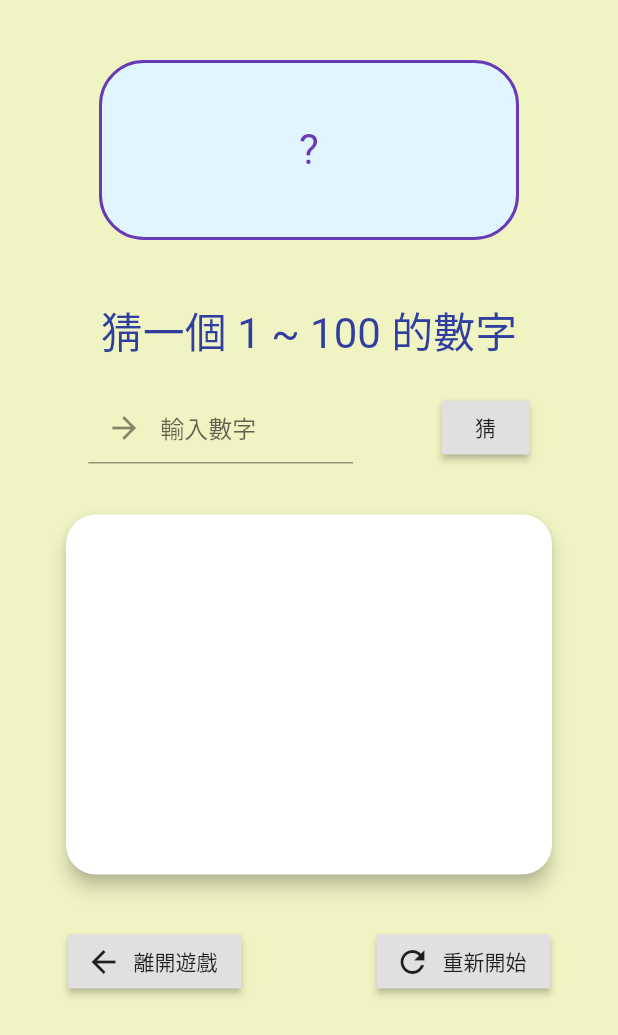
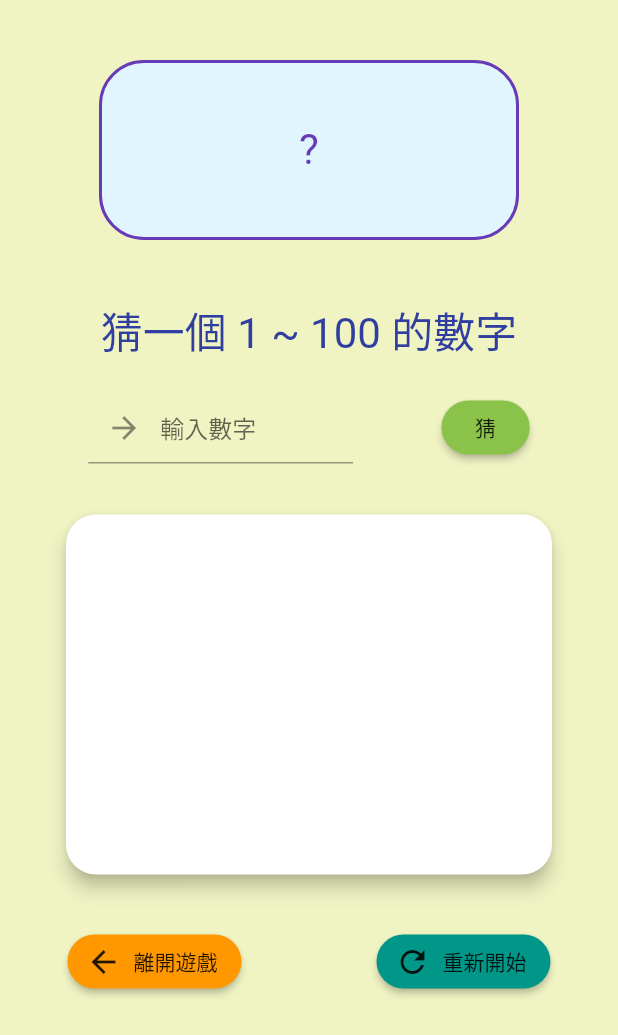
Before and after one commit to ricky9667/Flutter-Guess-Number, a Flutter app: the Game screen opened by its route, on a phone screen of 412 x 824 dp. Shown: the top 1035 px of the screen. Run offline on Flutter 3.47's test engine with Material 2 defaults, Android fonts, the phone set to English and light mode, and no system bars.

Commit message:
Add design to all buttons

```diff
--- a/lib/pages/about_page.dart
+++ b/lib/pages/about_page.dart
@@ -83,6 +83,10 @@ class About extends StatelessWidget {
               RaisedButton.icon(
                 icon: Icon(Icons.arrow_back),
                 label: Text('離開'),
+                color: Colors.orange,
+                shape: RoundedRectangleBorder(
+                  borderRadius: BorderRadius.circular(20.0),
+                ),
                 onPressed: () {
                   Navigator.pop(context);
                 },
--- a/lib/pages/game_page.dart
+++ b/lib/pages/game_page.dart
@@ -1,6 +1,7 @@
 import 'dart:math';
 
 import 'package:flutter/material.dart';
+import 'package:flutter/widgets.dart';
 
 class Game extends StatefulWidget {
   @override
@@ -117,6 +118,10 @@ class _GameState extends State<Game> {
                       flex: 1,
                       child: RaisedButton(
                         child: Text('猜'),
+                        shape: RoundedRectangleBorder(
+                          borderRadius: BorderRadius.circular(20.0),
+                        ),
+                        color: Colors.lightGreen,
                         onPressed: () {
                           int _guess = int.parse(guessController.text);
                           print(_guess);
@@ -139,10 +144,14 @@ class _GameState extends State<Game> {
                     elevation: 5.0,
                     child: Container(
                       height: 240.0,
+                      padding: EdgeInsets.all(8.0),
                       child: ListView.builder(
                         itemCount: numberList.length,
                         itemBuilder: (context, index) {
                           return ListTile(
+                            shape: RoundedRectangleBorder(
+                              borderRadius: BorderRadius.circular(20.0),
+                            ),
                             leading: Text(
                               '${index+1}.',
                               style: TextStyle(
@@ -168,6 +177,10 @@ class _GameState extends State<Game> {
                     RaisedButton.icon(
                       icon: Icon(Icons.arrow_back),
                       label: Text('離開遊戲'),
+                      color: Colors.orange,
+                      shape: RoundedRectangleBorder(
+                        borderRadius: BorderRadius.circular(20.0),
+                      ),
                       onPressed: () {
                         Navigator.pop(context);
                       },
@@ -175,6 +188,10 @@ class _GameState extends State<Game> {
                     RaisedButton.icon(
                       icon: Icon(Icons.refresh),
                       label: Text('重新開始'),
+                      color: Colors.teal,
+                      shape: RoundedRectangleBorder(
+                        borderRadius: BorderRadius.circular(20.0),
+                      ),
                       onPressed: () {
                         startGame();
                         setState(() {});
```
